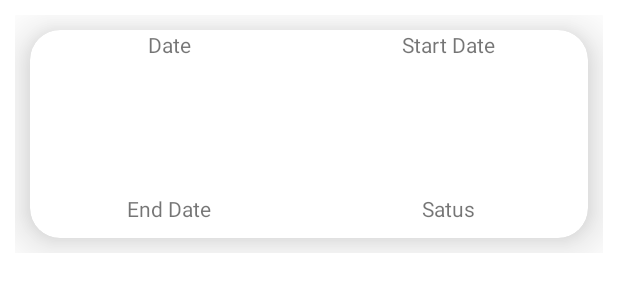
After one commit to Asim-github-Ac/volunteer-app-services, an Android app: the layout history_item.xml on its own in the app's theme, with its tools: preview values and no code run, on a phone screen of 412 x 824 dp. The commit adds this screen. Shown: the top 300 px of the screen. Run offline under Robolectric (Android 15) with nearby library versions, the light colour scheme and no system bars.

Commit message:
volunteer app services

```diff
--- a/app/src/main/java/com/example/vis/Student/StudentTimer.java
+++ b/app/src/main/java/com/example/vis/Student/StudentTimer.java
@@ -153,7 +153,8 @@ public void UploadTimer(String endtime,String starttime,String data ,String stat
             Toast.makeText(StudentTimer.this, "error"+e.getMessage(), Toast.LENGTH_SHORT).show();
         }
     });
-
+}
+public void AddHistory(){
 
 }
 }
--- /dev/null
+++ b/app/src/main/res/layout/history_item.xml
@@ -0,0 +1,78 @@
+<?xml version="1.0" encoding="utf-8"?>
+<layout xmlns:android="http://schemas.android.com/apk/res/android"
+    xmlns:app="http://schemas.android.com/apk/res-auto"
+    xmlns:tools="http://schemas.android.com/tools">
+    <LinearLayout
+        android:layout_width="match_parent"
+        android:layout_height="wrap_content"
+        android:layout_margin="10dp"
+        android:orientation="vertical">
+
+
+        <androidx.cardview.widget.CardView
+            android:layout_width="match_parent"
+            android:layout_height="wrap_content"
+            app:cardElevation="20dp"
+            app:cardCornerRadius="20dp"
+            android:layout_margin="10dp"
+
+            >
+            <LinearLayout
+                android:layout_width="match_parent"
+                android:layout_height="wrap_content"
+                android:orientation="vertical"
+                android:layout_gravity="center"
+                >
+                <LinearLayout
+                    android:layout_width="match_parent"
+                    android:layout_height="wrap_content"
+                    android:orientation="horizontal"
+                    android:layout_marginBottom="90dp"
+                    >
+                    <TextView
+                        android:layout_width="match_parent"
+                        android:layout_height="wrap_content"
+                        android:layout_weight="1"
+                        android:text="Date"
+                        android:gravity="center"
+                        android:id="@+id/date"
+                        />
+                    <TextView
+                        android:layout_width="match_parent"
+                        android:layout_height="wrap_content"
+                        android:layout_weight="1"
+                        android:text="Start Date"
+                        android:gravity="center"
+                        android:id="@+id/startdate"
+                        />
+
+                </LinearLayout>
+                <LinearLayout
+                    android:layout_width="match_parent"
+                    android:layout_height="wrap_content"
+                    android:orientation="horizontal"
+                    android:layout_marginBottom="10dp"
+                    >
+                    <TextView
+                        android:layout_width="match_parent"
+                        android:layout_height="wrap_content"
+                        android:layout_weight="1"
+                        android:text="End Date"
+                        android:gravity="center"
+                        android:id="@+id/endtimeis"
+                        />
+                    <TextView
+                        android:layout_width="match_parent"
+                        android:layout_height="wrap_content"
+                        android:layout_weight="1"
+                        android:text="Satus"
+                        android:gravity="center"
+                        android:id="@+id/status"
+                        />
+                </LinearLayout>
+            </LinearLayout>
+        </androidx.cardview.widget.CardView>
+
+
+    </LinearLayout>
+</layout>
```
Also changed, not shown: app/src/main/java/com/example/vis/Student/Student_Attendance.java (+72 -4 lines), app/src/main/java/com/example/vis/adapters/ViewHistory_Adapter.java (added, +60 -0 lines), app/src/main/res/layout/activity_student_attendance.xml (+15 -2 lines).
